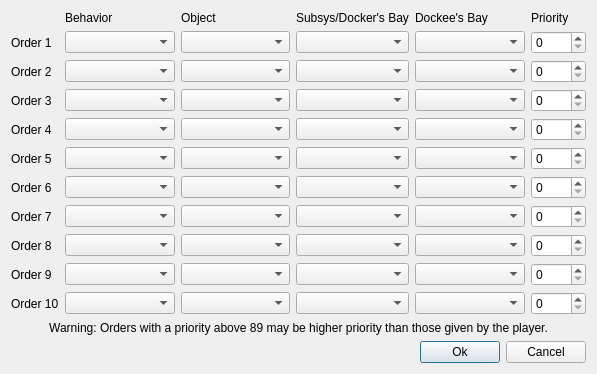
Above: qtfred/ui/ShipGoalsDialog.ui from wookieejedi/fs2open.github.com before the change. Below: the same form after it.
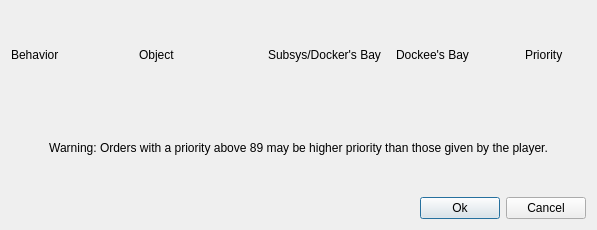
That is the form after the change.

Patch:
```diff
--- a/qtfred/ui/ShipGoalsDialog.ui
+++ b/qtfred/ui/ShipGoalsDialog.ui
@@ -7,7 +7,7 @@
     <x>0</x>
     <y>0</y>
     <width>597</width>
-    <height>374</height>
+    <height>230</height>
    </rect>
   </property>
   <property name="windowTitle">
@@ -19,76 +19,6 @@
   <layout class="QVBoxLayout" name="mainLayout">
    <item>
     <layout class="QGridLayout" name="gridLayout" columnstretch="0,2,2,2,2,1">
-     <item row="10" column="0">
-      <widget class="QLabel" name="labelOrder10">
-       <property name="text">
-        <string>Order 10</string>
-       </property>
-      </widget>
-     </item>
-     <item row="2" column="0">
-      <widget class="QLabel" name="labelOrder2">
-       <property name="text">
-        <string>Order 2</string>
-       </property>
-      </widget>
-     </item>
-     <item row="0" column="4">
-      <widget class="QLabel" name="dockeeLabel">
-       <property name="text">
-        <string>Dockee's Bay</string>
-       </property>
-      </widget>
-     </item>
-     <item row="0" column="3">
-      <widget class="QLabel" name="subLabel">
-       <property name="text">
-        <string>Subsys/Docker's Bay</string>
-       </property>
-      </widget>
-     </item>
-     <item row="8" column="0">
-      <widget class="QLabel" name="labelOrder8">
-       <property name="text">
-        <string>Order 8</string>
-       </property>
-      </widget>
-     </item>
-     <item row="0" column="2">
-      <widget class="QLabel" name="objectLabel">
-       <property name="text">
-        <string>Object</string>
-       </property>
-      </widget>
-     </item>
-     <item row="3" column="0">
-      <widget class="QLabel" name="labelOrder3">
-       <property name="text">
-        <string>Order 3</string>
-       </property>
-      </widget>
-     </item>
-     <item row="5" column="0">
-      <widget class="QLabel" name="labelOrder5">
-       <property name="text">
-        <string>Order 5</string>
-       </property>
-      </widget>
-     </item>
-     <item row="9" column="0">
-      <widget class="QLabel" name="labelOrder9">
-       <property name="text">
-        <string>Order 9</string>
-       </property>
-      </widget>
-     </item>
-     <item row="6" column="0">
-      <widget class="QLabel" name="labelOrder6">
-       <property name="text">
-        <string>Order 6</string>
-       </property>
-      </widget>
-     </item>
      <item row="0" column="1">
       <widget class="QLabel" name="behaviorLabel">
        <property name="text">
@@ -96,24 +26,24 @@
        </property>
       </widget>
      </item>
-     <item row="1" column="0">
-      <widget class="QLabel" name="labelOrder1">
+     <item row="0" column="2">
+      <widget class="QLabel" name="objectLabel">
        <property name="text">
-        <string>Order 1</string>
+        <string>Object</string>
        </property>
       </widget>
      </item>
-     <item row="4" column="0">
-      <widget class="QLabel" name="labelOrder4">
+     <item row="0" column="3">
+      <widget class="QLabel" name="subLabel">
        <property name="text">
-        <string>Order 4</string>
+        <string>Subsys/Docker's Bay</string>
        </property>
       </widget>
      </item>
-     <item row="7" column="0">
-      <widget class="QLabel" name="labelOrder7">
+     <item row="0" column="4">
+      <widget class="QLabel" name="dockeeLabel">
        <property name="text">
-        <string>Order 7</string>
+        <string>Dockee's Bay</string>
        </property>
       </widget>
      </item>
@@ -124,156 +54,6 @@
        </property>
       </widget>
      </item>
-     <item row="1" column="1">
-      <widget class="QComboBox" name="comBehavior1"/>
-     </item>
-     <item row="2" column="1">
-      <widget class="QComboBox" name="comBehavior2"/>
-     </item>
-     <item row="3" column="1">
-      <widget class="QComboBox" name="comBehavior3"/>
-     </item>
-     <item row="4" column="1">
-      <widget class="QComboBox" name="comBehavior4"/>
-     </item>
-     <item row="5" column="1">
-      <widget class="QComboBox" name="comBehavior5"/>
-     </item>
-     <item row="6" column="1">
-      <widget class="QComboBox" name="comBehavior6"/>
-     </item>
-     <item row="7" column="1">
-      <widget class="QComboBox" name="comBehavior7"/>
-     </item>
-     <item row="8" column="1">
-      <widget class="QComboBox" name="comBehavior8"/>
-     </item>
-     <item row="9" column="1">
-      <widget class="QComboBox" name="comBehavior9"/>
-     </item>
-     <item row="10" column="1">
-      <widget class="QComboBox" name="comBehavior10"/>
-     </item>
-     <item row="1" column="2">
-      <widget class="QComboBox" name="comObject1"/>
-     </item>
-     <item row="2" column="2">
-      <widget class="QComboBox" name="comObject2"/>
-     </item>
-     <item row="3" column="2">
-      <widget class="QComboBox" name="comObject3"/>
-     </item>
-     <item row="4" column="2">
-      <widget class="QComboBox" name="comObject4"/>
-     </item>
-     <item row="5" column="2">
-      <widget class="QComboBox" name="comObject5"/>
-     </item>
-     <item row="6" column="2">
-      <widget class="QComboBox" name="comObject6"/>
-     </item>
-     <item row="7" column="2">
-      <widget class="QComboBox" name="comObject7"/>
-     </item>
-     <item row="8" column="2">
-      <widget class="QComboBox" name="comObject8"/>
-     </item>
-     <item row="9" column="2">
-      <widget class="QComboBox" name="comObject9"/>
-     </item>
-     <item row="10" column="2">
-      <widget class="QComboBox" name="comObject10"/>
-     </item>
-     <item row="1" column="3">
-      <widget class="QComboBox" name="comSub1"/>
-     </item>
-     <item row="2" column="3">
-      <widget class="QComboBox" name="comSub2"/>
-     </item>
-     <item row="3" column="3">
-      <widget class="QComboBox" name="comSub3"/>
-     </item>
-     <item row="4" column="3">
-      <widget class="QComboBox" name="comSub4"/>
-     </item>
-     <item row="5" column="3">
-      <widget class="QComboBox" name="comSub5"/>
-     </item>
-     <item row="6" column="3">
-      <widget class="QComboBox" name="comSub6"/>
-     </item>
-     <item row="7" column="3">
-      <widget class="QComboBox" name="comSub7"/>
-     </item>
-     <item row="8" column="3">
-      <widget class="QComboBox" name="comSub8"/>
-     </item>
-     <item row="9" column="3">
-      <widget class="QComboBox" name="comSub9"/>
-     </item>
-     <item row="10" column="3">
-      <widget class="QComboBox" name="comSub10"/>
-     </item>
-     <item row="1" column="4">
-      <widget class="QComboBox" name="comDock1"/>
-     </item>
-     <item row="2" column="4">
-      <widget class="QComboBox" name="comDock2"/>
-     </item>
-     <item row="3" column="4">
-      <widget class="QComboBox" name="comDock3"/>
-     </item>
-     <item row="4" column="4">
-      <widget class="QComboBox" name="comDock4"/>
-     </item>
-     <item row="5" column="4">
-      <widget class="QComboBox" name="comDock5"/>
-     </item>
-     <item row="6" column="4">
-      <widget class="QComboBox" name="comDock6"/>
-     </item>
-     <item row="7" column="4">
-      <widget class="QComboBox" name="comDock7"/>
-     </item>
-     <item row="8" column="4">
-      <widget class="QComboBox" name="comDock8"/>
-     </item>
-     <item row="9" column="4">
-      <widget class="QComboBox" name="comDock9"/>
-     </item>
-     <item row="10" column="4">
-      <widget class="QComboBox" name="comDock10"/>
-     </item>
-     <item row="1" column="5">
-      <widget class="QSpinBox" name="prioritySpinBox1"/>
-     </item>
-     <item row="2" column="5">
-      <widget class="QSpinBox" name="prioritySpinBox2"/>
-     </item>
-     <item row="3" column="5">
-      <widget class="QSpinBox" name="prioritySpinBox3"/>
-     </item>
-     <item row="4" column="5">
-      <widget class="QSpinBox" name="prioritySpinBox4"/>
-     </item>
-     <item row="5" column="5">
-      <widget class="QSpinBox" name="prioritySpinBox5"/>
-     </item>
-     <item row="6" column="5">
-      <widget class="QSpinBox" name="prioritySpinBox6"/>
-     </item>
-     <item row="7" column="5">
-      <widget class="QSpinBox" name="prioritySpinBox7"/>
-     </item>
-     <item row="8" column="5">
-      <widget class="QSpinBox" name="prioritySpinBox8"/>
-     </item>
-     <item row="9" column="5">
-      <widget class="QSpinBox" name="prioritySpinBox9"/>
-     </item>
-     <item row="10" column="5">
-      <widget class="QSpinBox" name="prioritySpinBox10"/>
-     </item>
     </layout>
    </item>
    <item>
```
